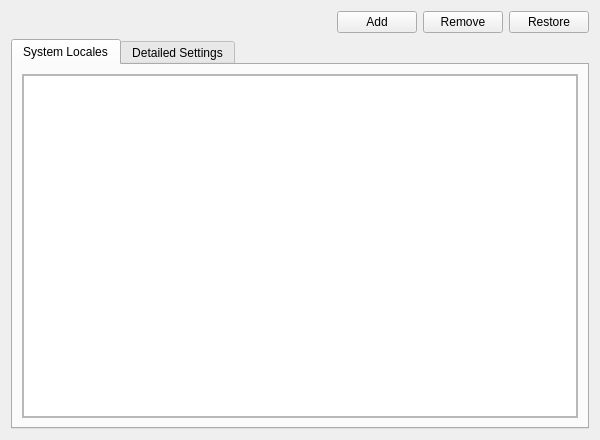
Qt form src/manjaro-settings-manager/pages/PageLanguage.ui (manjaro/manjaro-settings-manager) before a commit.
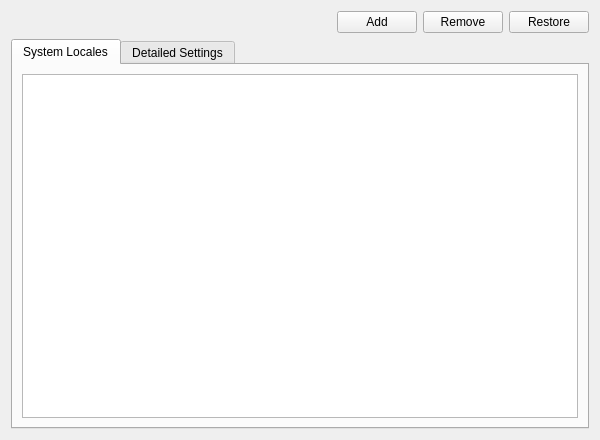
The same form after that commit. The open tabs and pages were chosen to show the change.

Commit message: First tab open by default in language page

Diff of the .ui file:
```diff
--- a/src/manjaro-settings-manager/pages/PageLanguage.ui
+++ b/src/manjaro-settings-manager/pages/PageLanguage.ui
@@ -64,6 +64,12 @@
       <layout class="QVBoxLayout" name="verticalLayout">
        <item>
         <widget class="QScrollArea" name="localeBasicScrollArea">
+         <property name="frameShape">
+          <enum>QFrame::NoFrame</enum>
+         </property>
+         <property name="lineWidth">
+          <number>0</number>
+         </property>
          <property name="widgetResizable">
           <bool>true</bool>
          </property>
@@ -72,8 +78,8 @@
            <rect>
             <x>0</x>
             <y>0</y>
-            <width>489</width>
-            <height>361</height>
+            <width>568</width>
+            <height>335</height>
            </rect>
           </property>
           <layout class="QVBoxLayout" name="verticalLayout_4">
```
Left out of the diff: 2 changed lines with no effect on the pictures.
